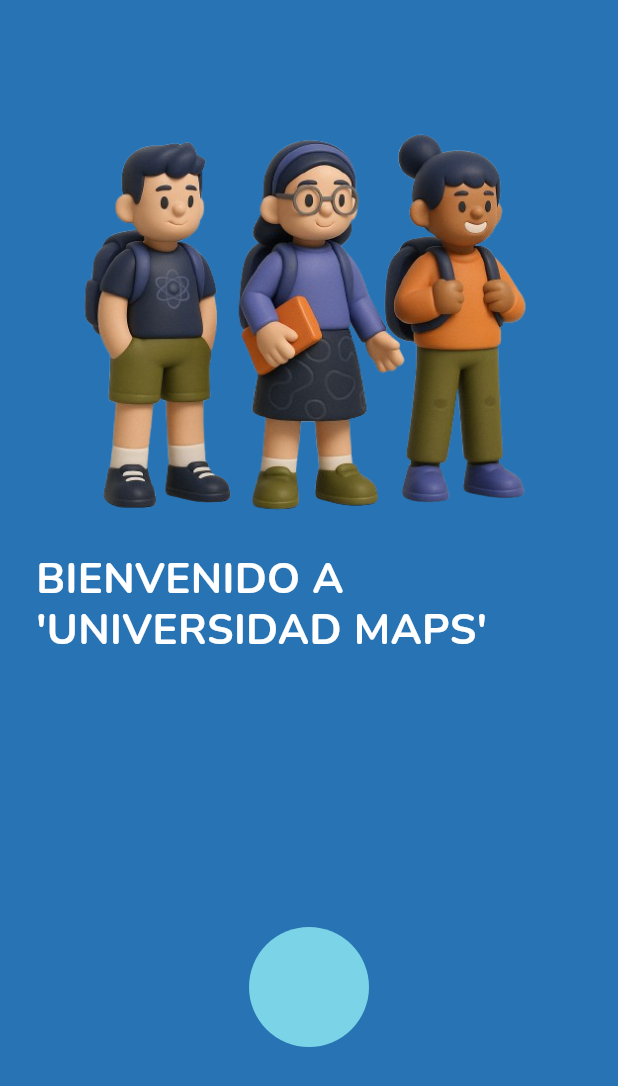
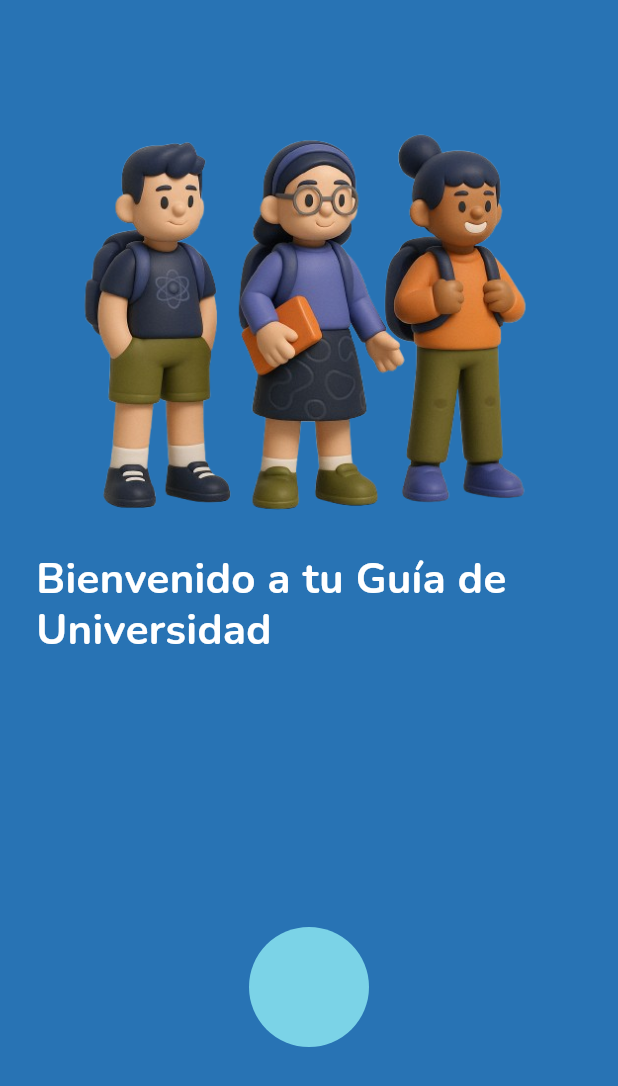
Before and after one commit to campodonico3/unprg_guide_maps, a Flutter app: the screen it shows after launch, on a phone screen of 412 x 824 dp. Shown: the top 1086 px of the screen. Run offline on Flutter 3.47's test engine with Material 3 defaults, Android fonts, the light colour scheme and no system bars; drawn by our look-alikes of concentric_transition; our stand-ins replace flutter_map, google_maps_flutter, latlong2, marquee; missing offline and left inert: mapbox_maps_flutter.

```diff
--- a/lib/core/constants/assets_path.dart
+++ b/lib/core/constants/assets_path.dart
@@ -6,7 +6,7 @@ class AssetsPath {
   static const String unprgLogo = "assets/images/unprg_logo.png";
 
   // images de onbording
-  static const String onboardingImage1  = "assets/images/fondo1.jpeg";
-  static const String onboardingImage2  = "assets/images/presentacion1.png";
-  static const String onboardingImage3 = "assets/images/img_presentacion_1.png";
+  static const String onboardingImage1 = "assets/images/img_presentacion_1.png";
+  static const String onboardingImage2 = "assets/images/img_presentacion_2.png";
+  static const String onboardingImage3 = "assets/images/img_presentacion_3.png";
 }
--- a/lib/presentation/pages/onboarding/onboarding_page.dart
+++ b/lib/presentation/pages/onboarding/onboarding_page.dart
@@ -17,9 +17,9 @@ class _OnboardingPageState extends State<OnboardingPage> {
   Widget build(BuildContext context) {
     final pages = [
       OnboardingCardData(
-        title: 'BIENVENIDO A\n\'UNIVERSIDAD MAPS\'',
+        title: 'Bienvenido a tu Guía de Universidad',
         subtitle: 'Tu guía en el campus universitario',
-        image: AssetsPath.onboardingImage3,
+        image: AssetsPath.onboardingImage1,
         backgroundColor: AppColors.primary,
         titleColor: Colors.white,
         subtitleColor: Colors.white,
@@ -27,7 +27,7 @@ class _OnboardingPageState extends State<OnboardingPage> {
       OnboardingCardData(
         title: 'Aquí encontrarás distintos puntos del campus',
         subtitle: 'Edificios, facultades y áreas comunes',
-        image: AssetsPath.onboardingImage3,
+        image: AssetsPath.onboardingImage2,
         backgroundColor: AppColors.secondary,
         titleColor: Colors.white,
         subtitleColor: Colors.white,
```
Also changed, not shown: assets/images/img_presentacion_2.png (added), assets/images/img_presentacion_3.png (added), 125 other files.
